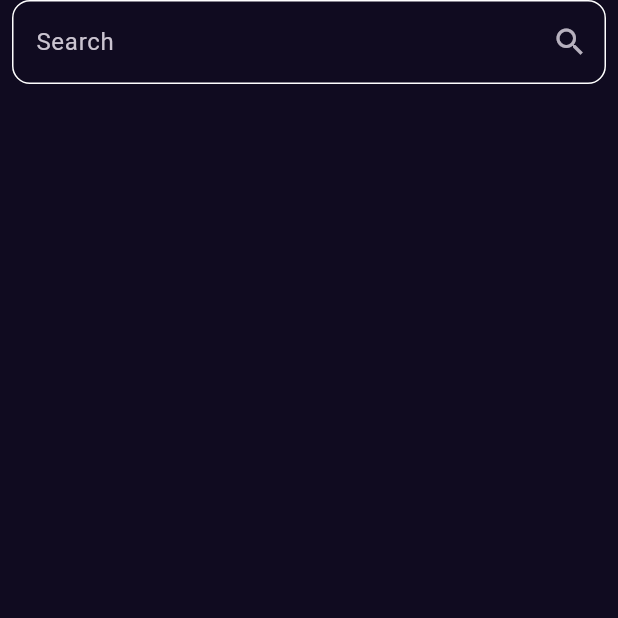
After one commit to menna-adel10/Bookly, a Flutter app: the SearchView screen opened by its route, on a phone screen of 412 x 824 dp, the top half of it. The commit adds this screen. Run offline on Flutter 3.47's test engine with Material 3 defaults, Android fonts, the phone set to English and light mode, and no system bars; our stand-ins replace cached_network_image, dartz, dio, flutter_bloc, font_awesome_flutter, get_it and 2 more; network calls fail.

Commit message:
add Search body

```diff
--- a/lib/Features/home/persentation/views/widgets/best_seller_list_view_Item.dart
+++ b/lib/Features/home/persentation/views/widgets/best_seller_list_view_Item.dart
@@ -14,7 +14,7 @@ class BestSellerItem extends StatelessWidget {
   @override
   Widget build(BuildContext context) {
     double width = MediaQuery.of(context).size.width;
-   //gesture detector to navigate from here
+
 
     return GestureDetector(
       onTap :(){
--- /dev/null
+++ b/lib/Features/search/views/search_view.dart
@@ -0,0 +1,63 @@
+import 'package:flutter/cupertino.dart';
+import 'package:flutter/material.dart';
+
+class SearchView extends StatelessWidget {
+  const SearchView({super.key});
+
+  @override
+  Widget build(BuildContext context) {
+    return const Scaffold(
+      body: SafeArea(child: SearchViewBody()),
+    );
+  }
+}
+
+class SearchViewBody extends StatelessWidget {
+  const SearchViewBody({super.key});
+
+  @override
+  Widget build(BuildContext context) {
+    return const Column(
+      children:  [
+        CustomSearchTextField(),
+
+      ],
+    );
+  }
+}
+
+class CustomSearchTextField extends StatelessWidget {
+  const CustomSearchTextField({super.key});
+
+  @override
+  Widget build(BuildContext context) {
+    return Padding(
+      padding: const EdgeInsets.symmetric(horizontal: 8.0),
+      child: TextField(
+        decoration: InputDecoration(
+          enabledBorder: customBorder(),
+          focusedBorder: customBorder(),
+          hintText: 'Search',
+          suffixIcon: IconButton(
+
+            onPressed: () {},
+            icon: const Opacity(
+              opacity: 0.9,
+              child: Icon(Icons.search),
+            ),
+          ),
+        ),
+      ),
+    );
+  }
+  InputBorder customBorder(){
+    return OutlineInputBorder(
+      borderSide: const BorderSide(
+        color: Colors.white,
+      ),
+      borderRadius: BorderRadius.circular(
+        12,
+      ),
+    );
+  }
+}
--- a/lib/core/utils/appRouter.dart
+++ b/lib/core/utils/appRouter.dart
@@ -2,6 +2,7 @@ import 'package:bookly/Features/home/data/models/BookModel.dart';
 import 'package:bookly/Features/home/data/repos/home_repo_implementation.dart';
 import 'package:bookly/Features/home/persentation/manager/similar_books_cubit/similar_book_cubit.dart';
 import 'package:bookly/Features/home/persentation/views/home_view.dart';
+import 'package:bookly/Features/search/views/search_view.dart';
 import 'package:bookly/core/utils/service_locator.dart';
 import 'package:flutter_bloc/flutter_bloc.dart';
 import 'package:go_router/go_router.dart';
@@ -12,11 +13,16 @@ import '../../Features/splash/presentation/views/SplachView.dart';
 abstract class AppRouter{
   static const kHomeView = '/homeView';
   static const kBookDetailsView ='/bookDetailsView';
+  static const kSeachView = "/SearchView";
   static final router = GoRouter(
     routes:[
       GoRoute(
         path: '/',
         builder:(context,state) => const SplashView(),
+      ),
+      GoRoute(
+        path: kSeachView,
+        builder:(context,state) => const SearchView(),
       ),
 
       GoRoute(
```
